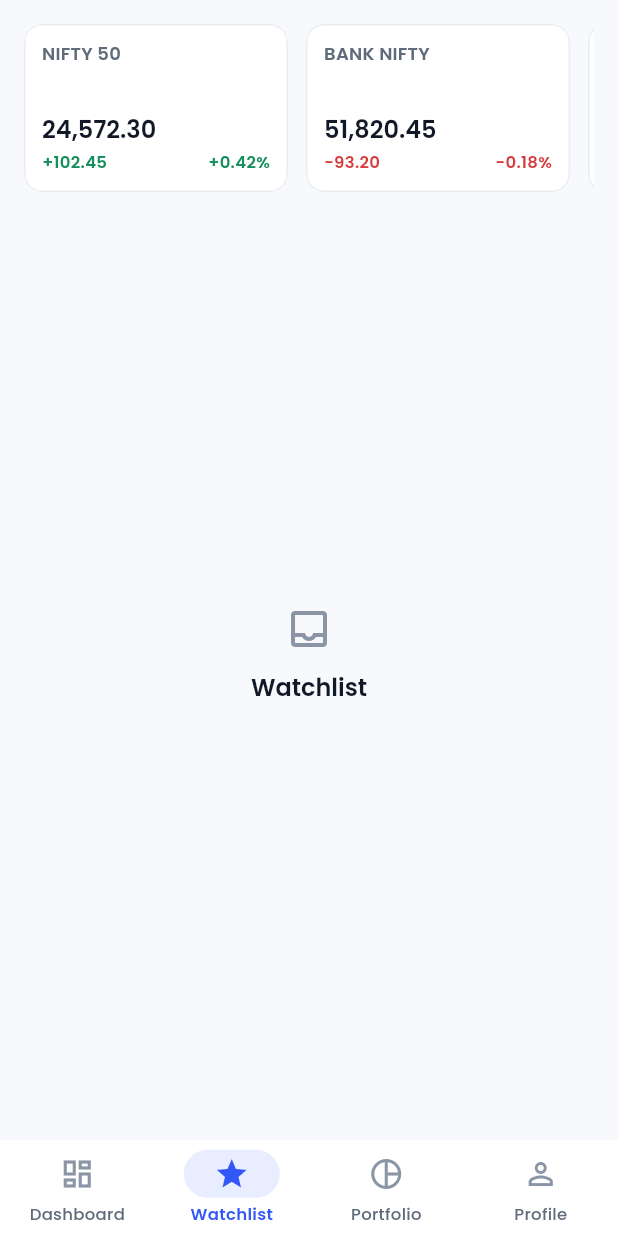
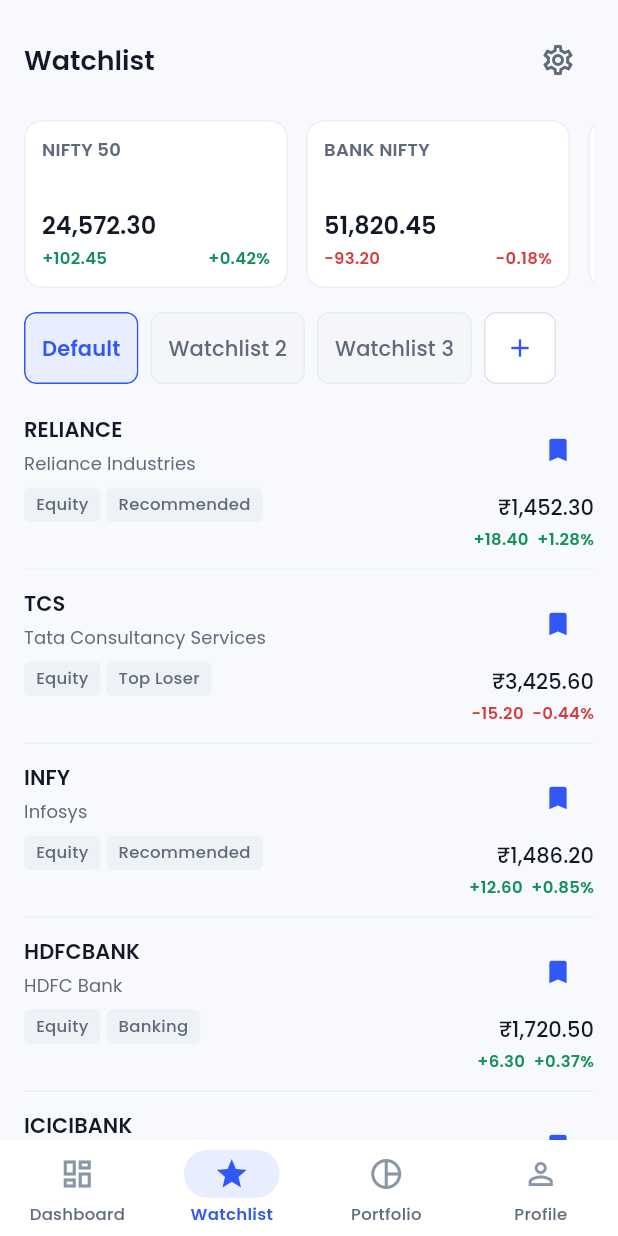
Before and after one commit to Sahil-Kundaliya/021-Trade-App, a Flutter app: the screen it shows after launch, item 2 of the bottom bar chosen, on a phone screen of 412 x 824 dp. Run offline on Flutter 3.47's test engine with Material 3 defaults, Android fonts, the phone set to English and light mode, and no system bars; our stand-ins replace auto_route, flutter_secure_storage, google_fonts.

Commit message:
Watchlist UI

```diff
--- a/packages/features/watchlist/lib/src/presentation/pages/watchlist_page.dart
+++ b/packages/features/watchlist/lib/src/presentation/pages/watchlist_page.dart
@@ -2,6 +2,8 @@
 import 'package:flutter/material.dart';
 
 import '../../root/presentation/widgets/watchlist_market_indices.dart';
+import '../../watchlist/presentation/widgets/watchlist_header.dart';
+import '../../watchlist/presentation/widgets/watchlist_section.dart';
 
 class WatchlistPage extends StatelessWidget {
   const WatchlistPage({super.key});
@@ -10,12 +12,16 @@
   Widget build(BuildContext context) {
     return const Scaffold(
       body: SafeArea(
-        child: Padding(
+        child: SingleChildScrollView(
           padding: EdgeInsets.all(AppSpacing.lg),
           child: Column(
+            crossAxisAlignment: CrossAxisAlignment.start,
             children: [
+              WatchlistHeader(),
+              SizedBox(height: AppSpacing.lg),
               WatchlistMarketIndices(),
-              Expanded(child: AppEmptyState(title: 'Watchlist')),
+              SizedBox(height: AppSpacing.lg),
+              WatchlistSection(),
             ],
           ),
         ),
--- /dev/null
+++ b/packages/features/watchlist/lib/src/watchlist/data/mock_watchlist_data.dart
@@ -0,0 +1,166 @@
+import '../domain/entities/watchlist_stock.dart';
+
+const defaultWatchlist = <WatchlistStock>[
+  WatchlistStock(
+    symbol: 'RELIANCE',
+    companyName: 'Reliance Industries',
+    category: 'Equity',
+    ltp: 1452.30,
+    change: 18.40,
+    changePercent: 1.28,
+    isBookmarked: true,
+    tags: <String>['Recommended'],
+  ),
+  WatchlistStock(
+    symbol: 'TCS',
+    companyName: 'Tata Consultancy Services',
+    category: 'Equity',
+    ltp: 3425.60,
+    change: -15.20,
+    changePercent: -0.44,
+    isBookmarked: true,
+    tags: <String>['Top Loser'],
+  ),
+  WatchlistStock(
+    symbol: 'INFY',
+    companyName: 'Infosys',
+    category: 'Equity',
+    ltp: 1486.20,
+    change: 12.60,
+    changePercent: 0.85,
+    isBookmarked: true,
+    tags: <String>['Recommended'],
+  ),
+  WatchlistStock(
+    symbol: 'HDFCBANK',
+    companyName: 'HDFC Bank',
+    category: 'Equity',
+    ltp: 1720.50,
+    change: 6.30,
+    changePercent: 0.37,
+    isBookmarked: true,
+    tags: <String>['Banking'],
+  ),
+  WatchlistStock(
+    symbol: 'ICICIBANK',
+    companyName: 'ICICI Bank',
+    category: 'Equity',
+    ltp: 1280.40,
+    change: -4.20,
+    changePercent: -0.33,
+    isBookmarked: true,
+    tags: <String>['Top Loser'],
+  ),
+];
+
+const watchlistTwo = <WatchlistStock>[
+  WatchlistStock(
+    symbol: 'SBIN',
+    companyName: 'State Bank of India',
+    category: 'Equity',
+    ltp: 812.75,
+    change: 7.65,
+    changePercent: 0.95,
+    isBookmarked: true,
+    tags: <String>['Recommended'],
+  ),
+  WatchlistStock(
+    symbol: 'ITC',
+    companyName: 'ITC Limited',
+    category: 'Equity',
+    ltp: 491.20,
+    change: -2.15,
+    changePercent: -0.44,
+    isBookmarked: true,
+    tags: <String>['Top Loser'],
+  ),
+  WatchlistStock(
+    symbol: 'LT',
+    companyName: 'Larsen & Toubro',
+    category: 'Equity',
+    ltp: 3584.90,
+    change: 24.30,
+    changePercent: 0.68,
+    isBookmarked: true,
+    tags: <String>['Infrastructure'],
+  ),
+  WatchlistStock(
+    symbol: 'BHARTIARTL',
+    companyName: 'Bharti Airtel',
+    category: 'Equity',
+    ltp: 1518.35,
+    change: 11.05,
+    changePercent: 0.73,
+    isBookmarked: true,
+    tags: <String>['Recommended'],
+  ),
+  WatchlistStock(
+    symbol: 'AXISBANK',
+    companyName: 'Axis Bank',
+    category: 'Equity',
+    ltp: 1172.60,
+    change: -8.70,
+    changePercent: -0.74,
+    isBookmarked: true,
+    tags: <String>['Top Loser'],
+  ),
+];
+
+const watchlistThree = <WatchlistStock>[
+  WatchlistStock(
+    symbol: 'RELIANCE',
+    companyName: 'Reliance Industries',
+    category: 'Equity',
+    ltp: 1452.30,
+    change: 18.40,
+    changePercent: 1.28,
+    isBookmarked: true,
+    tags: <String>['Recommended'],
+  ),
+  WatchlistStock(
+    symbol: 'INFY',
+    companyName: 'Infosys',
+    category: 'Equity',
+    ltp: 1486.20,
+    change: 12.60,
+    changePercent: 0.85,
+    isBookmarked: true,
+    tags: <String>['IT'],
+  ),
+  WatchlistStock(
+    symbol: 'SBIN',
+    companyName: 'State Bank of India',
+    category: 'Equity',
+    ltp: 812.75,
+    change: 7.65,
+    changePercent: 0.95,
+    isBookmarked: true,
+    tags: <String>['Recommended'],
+  ),
+  WatchlistStock(
+    symbol: 'LT',
+    companyName: 'Larsen & Toubro',
+    category: 'Equity',
+    ltp: 3584.90,
+    change: 24.30,
+    changePercent: 0.68,
+    isBookmarked: true,
+    tags: <String>['Infrastructure'],
+  ),
+  WatchlistStock(
+    symbol: 'AXISBANK',
+    companyName: 'Axis Bank',
+    category: 'Equity',
+    ltp: 1172.60,
+    change: -8.70,
+    changePercent: -0.74,
+    isBookmarked: true,
+    tags: <String>['Top Loser'],
+  ),
+];
+
+const mockWatchlists = <List<WatchlistStock>>[
+  defaultWatchlist,
+  watchlistTwo,
+  watchlistThree,
+];
--- /dev/null
+++ b/packages/features/watchlist/lib/src/watchlist/domain/entities/watchlist_stock.dart
@@ -0,0 +1,21 @@
+class WatchlistStock {
+  const WatchlistStock({
+    required this.symbol,
+    required this.companyName,
+    required this.category,
+    required this.ltp,
+    required this.change,
+    required this.changePercent,
+    required this.isBookmarked,
+    this.tags = const <String>[],
+  });
+
+  final String symbol;
+  final String companyName;
+  final String category;
+  final double ltp;
+  final double change;
+  final double changePercent;
+  final bool isBookmarked;
+  final List<String> tags;
+}
--- /dev/null
+++ b/packages/features/watchlist/lib/src/watchlist/presentation/widgets/watchlist_header.dart
@@ -0,0 +1,28 @@
+import 'package:core_ui/core_ui.dart';
+import 'package:flutter/material.dart';
+
+class WatchlistHeader extends StatelessWidget {
+  const WatchlistHeader({this.onSettingsPressed, super.key});
+
+  final VoidCallback? onSettingsPressed;
+
+  @override
+  Widget build(BuildContext context) {
+    return Row(
+      children: [
+        Expanded(child: Text('Watchlist', style: context.textTheme.titleLarge)),
+        AppIconButton(
+          tooltip: 'Watchlist settings',
+          onPressed: onSettingsPressed ?? _noOp,
+          icon: Icon(
+            Icons.settings_outlined,
+            size: AppSizes.iconMd,
+            color: context.appColors.textSecondary,
+          ),
+        ),
+      ],
+    );
+  }
+}
+
+void _noOp() {}
--- /dev/null
+++ b/packages/features/watchlist/lib/src/watchlist/presentation/widgets/watchlist_section.dart
@@ -0,0 +1,37 @@
+import 'package:core_ui/core_ui.dart';
+import 'package:flutter/widgets.dart';
+
+import '../../data/mock_watchlist_data.dart';
+import 'watchlist_stock_list.dart';
+import 'watchlist_tabs.dart';
+
+class WatchlistSection extends StatefulWidget {
+  const WatchlistSection({super.key});
+
+  @override
+  State<WatchlistSection> createState() => _WatchlistSectionState();
+}
+
+class _WatchlistSectionState extends State<WatchlistSection> {
+  static const _labels = <String>['Default', 'Watchlist 2', 'Watchlist 3'];
+
+  int selectedWatchlistIndex = 0;
+
+  @override
+  Widget build(BuildContext context) {
+    return Column(
+      crossAxisAlignment: CrossAxisAlignment.start,
+      children: [
+        WatchlistTabs(
+          labels: _labels,
+          selectedIndex: selectedWatchlistIndex,
+          onSelected: (index) {
+            setState(() => selectedWatchlistIndex = index);
+          },
+        ),
+        const SizedBox(height: AppSpacing.sm),
+        WatchlistStockList(stocks: mockWatchlists[selectedWatchlistIndex]),
+      ],
+    );
+  }
+}
--- /dev/null
+++ b/packages/features/watchlist/lib/src/watchlist/presentation/widgets/watchlist_stock_list.dart
@@ -0,0 +1,32 @@
+import 'package:core_ui/core_ui.dart';
+import 'package:flutter/material.dart';
+
+import '../../domain/entities/watchlist_stock.dart';
+import 'watchlist_stock_tile.dart';
+
+class WatchlistStockList extends StatelessWidget {
+  const WatchlistStockList({required this.stocks, super.key});
+
+  final List<WatchlistStock> stocks;
+
+  @override
+  Widget build(BuildContext context) {
+    if (stocks.isEmpty) {
+      return const AppEmptyState(
+        title: 'No stocks in this watchlist',
+        description: 'Add stocks to start tracking the market.',
+        icon: Icons.bookmark_border,
+      );
+    }
+
+    return ListView.separated(
+      shrinkWrap: true,
+      physics: const NeverScrollableScrollPhysics(),
+      itemCount: stocks.length,
+      separatorBuilder: (_, _) => const AppDivider(),
+      itemBuilder: (context, index) {
+        return WatchlistStockTile(stock: stocks[index]);
+      },
+    );
+  }
+}
--- /dev/null
+++ b/packages/features/watchlist/lib/src/watchlist/presentation/widgets/watchlist_stock_tile.dart
@@ -0,0 +1,151 @@
+import 'package:core_ui/core_ui.dart';
+import 'package:flutter/material.dart';
+
+import '../../domain/entities/watchlist_stock.dart';
+
+class WatchlistStockTile extends StatelessWidget {
+  const WatchlistStockTile({
+    required this.stock,
+    this.onBookmarkPressed,
+    super.key,
+  });
+
+  final WatchlistStock stock;
+  final VoidCallback? onBookmarkPressed;
+
+  @override
+  Widget build(BuildContext context) {
+    final movementColor = stock.changePercent >= 0
+        ? context.appColors.positive
+        : context.appColors.negative;
+
+    return Padding(
+      padding: const EdgeInsets.symmetric(vertical: AppSpacing.md),
+      child: Row(
+        crossAxisAlignment: CrossAxisAlignment.start,
+        children: [
+          Expanded(
+            child: Column(
+              crossAxisAlignment: CrossAxisAlignment.start,
+              children: [
+                Text(
+                  stock.symbol,
+                  maxLines: 1,
+                  overflow: TextOverflow.ellipsis,
+                  style: context.textTheme.titleSmall?.copyWith(
+                    color: context.appColors.textPrimary,
+                    fontWeight: FontWeight.w600,
+                  ),
+                ),
+                const SizedBox(height: AppSpacing.xs),
+                Text(
+                  stock.companyName,
+                  maxLines: 1,
+                  overflow: TextOverflow.ellipsis,
+                  style: context.textTheme.bodySmall?.copyWith(
+                    color: context.appColors.textSecondary,
+                  ),
+                ),
+                const SizedBox(height: AppSpacing.sm),
+                Wrap(
+                  spacing: AppSpacing.xs,
+                  runSpacing: AppSpacing.xs,
+                  children: [
+                    _StockTag(label: stock.category),
+                    for (final tag in stock.tags) _StockTag(label: tag),
+                  ],
+                ),
+              ],
+            ),
+          ),
+          const SizedBox(width: AppSpacing.sm),
+          Column(
+            crossAxisAlignment: CrossAxisAlignment.end,
+            children: [
+              AppIconButton(
+                tooltip: stock.isBookmarked
+                    ? 'Saved to watchlist'
+                    : 'Not saved to watchlist',
+                onPressed: onBookmarkPressed ?? _noOp,
+                icon: Icon(
+                  stock.isBookmarked ? Icons.bookmark : Icons.bookmark_outline,
+                  size: AppSizes.iconSm,
+                  color: stock.isBookmarked
+                      ? context.appColors.primary
+                      : context.appColors.textTertiary,
+                ),
+              ),
+              const SizedBox(height: AppSpacing.xs),
+              Text(
+                _formatRupees(stock.ltp),
+                style: context.appTextStyles.priceSmall.copyWith(
+                  color: context.appColors.textPrimary,
+                ),
+              ),
+              const SizedBox(height: AppSpacing.xs),
+              Text(
+                '${_formatSigned(stock.change)}  '
+                '${_formatSigned(stock.changePercent)}%',
+                style: context.appTextStyles.percentageSmall.copyWith(
+                  color: movementColor,
+                ),
+              ),
+            ],
+          ),
+        ],
+      ),
+    );
+  }
+}
+
+class _StockTag extends StatelessWidget {
+  const _StockTag({required this.label});
+
+  final String label;
+
+  @override
+  Widget build(BuildContext context) {
+    return DecoratedBox(
+      decoration: BoxDecoration(
+        color: context.appColors.surfaceContainer,
+        borderRadius: AppRadius.xsBorderRadius,
+      ),
+      child: Padding(
+        padding: const EdgeInsets.symmetric(
+          horizontal: AppSpacing.sm,
+          vertical: AppSpacing.xs,
+        ),
+        child: Text(
+          label,
+          style: context.textTheme.labelSmall?.copyWith(
+            color: context.appColors.textSecondary,
+          ),
+        ),
+      ),
+    );
+  }
+}
+
+String _formatRupees(double value) => '\u20B9${_formatNumber(value)}';
+
+String _formatSigned(double value) {
+  final sign = value >= 0 ? '+' : '-';
+  return '$sign${_formatNumber(value.abs())}';
+}
+
+String _formatNumber(double value) {
+  final parts = value.toStringAsFixed(2).split('.');
+  final whole = parts.first;
+
+  if (whole.length <= 3) return '$whole.${parts.last}';
+
+  final lastThree = whole.substring(whole.length - 3);
+  final leading = whole.substring(0, whole.length - 3);
+  final groupedLeading = leading.replaceAllMapped(
+    RegExp(r'\B(?=(\d{2})+(?!\d))'),
+    (_) => ',',
+  );
+  return '$groupedLeading,$lastThree.${parts.last}';
+}
+
+void _noOp() {}
--- /dev/null
+++ b/packages/features/watchlist/lib/src/watchlist/presentation/widgets/watchlist_tabs.dart
@@ -0,0 +1,127 @@
+import 'package:core_ui/core_ui.dart';
+import 'package:flutter/material.dart';
+
+class WatchlistTabs extends StatelessWidget {
+  const WatchlistTabs({
+    required this.labels,
+    required this.selectedIndex,
+    required this.onSelected,
+    this.onAddPressed,
+    super.key,
+  });
+
+  final List<String> labels;
+  final int selectedIndex;
+  final ValueChanged<int> onSelected;
+  final VoidCallback? onAddPressed;
+
+  @override
+  Widget build(BuildContext context) {
+    return SizedBox(
+      height: AppSizes.touchTarget,
+      child: ListView.separated(
+        scrollDirection: Axis.horizontal,
+        itemCount: labels.length + 1,
+        separatorBuilder: (_, _) => const SizedBox(width: AppSpacing.sm),
+        itemBuilder: (context, index) {
+          if (index == labels.length) {
+            return _AddWatchlistButton(onPressed: onAddPressed);
+          }
+
+          return _WatchlistTab(
+            label: labels[index],
+            selected: index == selectedIndex,
+            onTap: () => onSelected(index),
+          );
+        },
+      ),
+    );
+  }
+}
+
+class _WatchlistTab extends StatelessWidget {
+  const _WatchlistTab({
+    required this.label,
+    required this.selected,
+    required this.onTap,
+  });
+
+  final String label;
+  final bool selected;
+  final VoidCallback onTap;
+
+  @override
+  Widget build(BuildContext context) {
+    final foreground = selected
+        ? context.appColors.selection
+        : context.appColors.textSecondary;
+
+    return Semantics(
+      button: true,
+      selected: selected,
+      child: Material(
+        color: selected
+            ? context.appColors.selectionContainer
+            : context.appColors.surfaceLow,
+        shape: RoundedRectangleBorder(
+          borderRadius: AppRadius.smBorderRadius,
+          side: BorderSide(
+            color: selected
+                ? context.appColors.selection
+                : context.appColors.borderSubtle,
+          ),
+        ),
+        clipBehavior: Clip.antiAlias,
+        child: InkWell(
+          onTap: onTap,
+          child: Padding(
+            padding: const EdgeInsets.symmetric(horizontal: AppSpacing.md),
+            child: Center(
+              child: Text(
+                label,
+                style: context.textTheme.labelLarge?.copyWith(
+                  color: foreground,
+                  fontWeight: selected ? FontWeight.w600 : FontWeight.w500,
+                ),
+              ),
+            ),
+          ),
+        ),
+      ),
+    );
+  }
+}
+
+class _AddWatchlistButton extends StatelessWidget {
+  const _AddWatchlistButton({this.onPressed});
+
+  final VoidCallback? onPressed;
+
+  @override
+  Widget build(BuildContext context) {
+    return Tooltip(
+      message: 'Create watchlist',
+      child: Material(
+        color: context.appColors.surface,
+        shape: RoundedRectangleBorder(
+          borderRadius: AppRadius.smBorderRadius,
+          side: BorderSide(color: context.appColors.border),
+        ),
+        clipBehavior: Clip.antiAlias,
+        child: InkWell(
+          onTap: onPressed ?? _noOp,
+          child: SizedBox.square(
+            dimension: AppSizes.touchTarget,
+            child: Icon(
+              Icons.add,
+              size: AppSizes.iconSm,
+              color: context.appColors.primary,
+            ),
+          ),
+        ),
+      ),
+    );
+  }
+}
+
+void _noOp() {}
```
Also changed, not shown: 1 other file.
